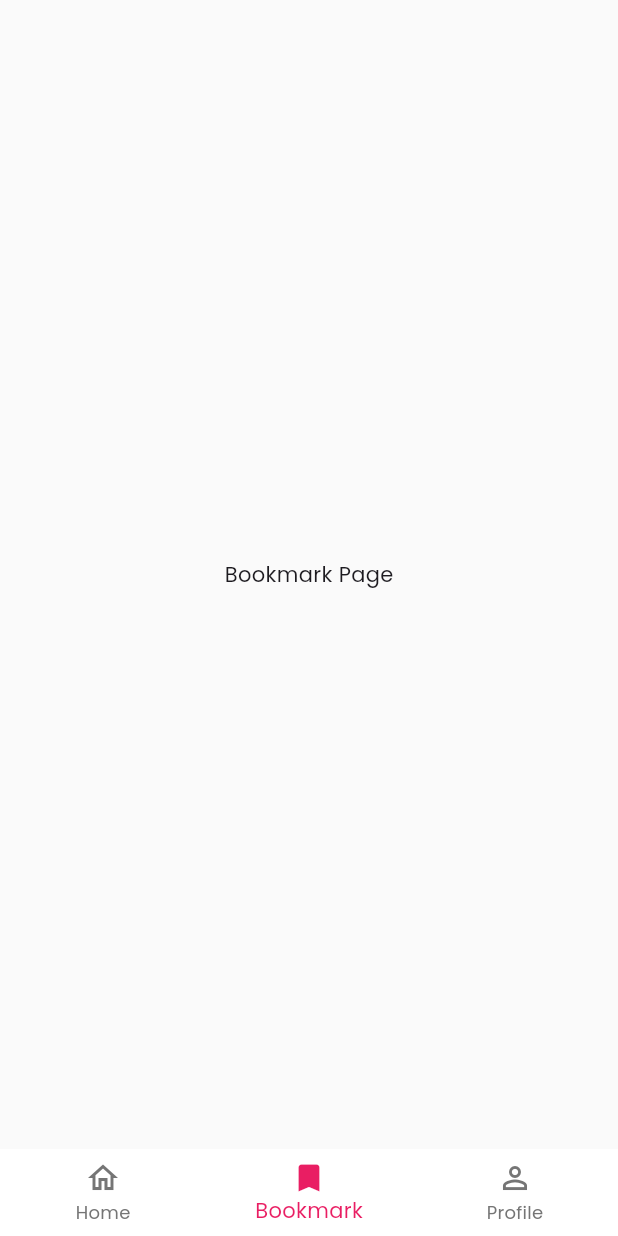
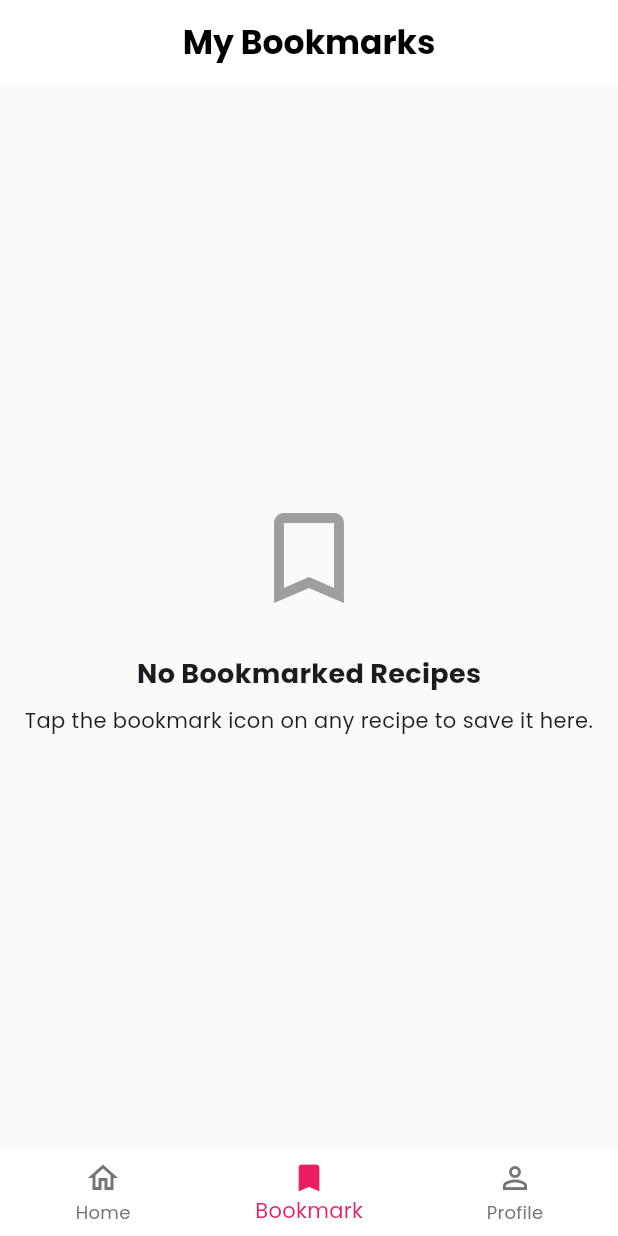
Before and after one commit to 2300016012-Ridho/Chefio_ProjectTekmob, a Flutter app: the screen it shows once a user with an empty profile is signed in, item 2 of the bottom bar chosen, on a phone screen of 412 x 824 dp. Run offline on Flutter 3.47's test engine with Material 3 defaults, Android fonts, the light colour scheme and no system bars; our stand-ins replace google_fonts, image_picker, shared_preferences, smooth_page_indicator, supabase_flutter; accounts and stored records are empty; statements that could not run were skipped.

Commit message:
Fitur Bookmark

```diff
--- a/lib/main.dart
+++ b/lib/main.dart
@@ -2,7 +2,7 @@ import 'package:flutter/material.dart';
 import 'package:google_fonts/google_fonts.dart';
 import 'package:provider/provider.dart';
 import 'package:supabase_flutter/supabase_flutter.dart';
-
+import 'package:chefio/page/DebugPage.dart';
 import 'package:chefio/services/theme_provider.dart';
 import 'package:chefio/page/GetStarted.dart';
 import 'package:chefio/page/Homepage.dart';
--- a/lib/models/recipe_model.dart
+++ b/lib/models/recipe_model.dart
@@ -23,7 +23,6 @@ class Recipe {
     this.category,
   });
 
-  // Factory constructor untuk membuat instance Recipe dari Map (data JSON)
   factory Recipe.fromJson(Map<String, dynamic> json) {
     return Recipe(
       id: json['id'] as String?,
@@ -38,7 +37,6 @@ class Recipe {
     );
   }
 
-  // Method untuk mengonversi instance Recipe menjadi Map
   Map<String, dynamic> toJson() {
     return {
       'id': id,
--- a/lib/page/Homepage.dart
+++ b/lib/page/Homepage.dart
@@ -3,6 +3,9 @@ import 'dart:async';
 import 'package:flutter/material.dart';
 import 'package:chefio/page/profilepage.dart';
 import 'package:smooth_page_indicator/smooth_page_indicator.dart';
+import 'package:chefio/page/bookmark_page.dart';
+import 'package:smooth_page_indicator/smooth_page_indicator.dart';
+
 
 class HomePage extends StatefulWidget {
   final int initialIndex;
@@ -25,12 +28,13 @@ class _HomePageState extends State<HomePage> {
     setState(() => _selectedIndex = index);
   }
 
+  // --- PERUBAHAN ADA DI BARIS INI ---
   List<Widget> get _widgetOptions => <Widget>[
         const HomeContent(),
-        const Center(child: Text('Bookmark Page')),
+        const BookmarkPage(), // <-- Menggunakan halaman Bookmark yang sebenarnya
         ProfilePage(onGoToHome: () => _onItemTapped(0)),
       ];
-
+  // --- AKHIR PERUBAHAN ---
   @override
   Widget build(BuildContext context) {
     return Scaffold(
--- /dev/null
+++ b/lib/page/bookmark_page.dart
@@ -0,0 +1,86 @@
+// lib/page/bookmark_page.dart
+
+import 'package:chefio/models/recipe_model.dart';
+import 'package:chefio/services/recipe_service.dart';
+import 'package:chefio/widgets/recipe_card.dart';
+import 'package:flutter/material.dart';
+
+class BookmarkPage extends StatefulWidget {
+  const BookmarkPage({Key? key}) : super(key: key);
+
+  @override
+  State<BookmarkPage> createState() => _BookmarkPageState();
+}
+
+class _BookmarkPageState extends State<BookmarkPage> {
+  late Future<List<Recipe>> _bookmarkedRecipesFuture;
+
+  @override
+  void initState() {
+    super.initState();
+    _loadBookmarks();
+  }
+
+  void _loadBookmarks() {
+    _bookmarkedRecipesFuture = RecipeService().getBookmarkedRecipes();
+  }
+
+  // Fungsi untuk refresh data (pull-to-refresh)
+  Future<void> _refreshData() async {
+    setState(() {
+      _loadBookmarks();
+    });
+  }
+
+  @override
+  Widget build(BuildContext context) {
+    return Scaffold(
+      appBar: AppBar(
+        title: const Text('My Bookmarks', style: TextStyle(fontWeight: FontWeight.bold)),
+        centerTitle: true,
+      ),
+      body: RefreshIndicator(
+        onRefresh: _refreshData,
+        child: FutureBuilder<List<Recipe>>(
+          future: _bookmarkedRecipesFuture,
+          builder: (context, snapshot) {
+            if (snapshot.connectionState == ConnectionState.waiting) {
+              return const Center(child: CircularProgressIndicator());
+            }
+            if (snapshot.hasError) {
+              return Center(child: Text('Error: ${snapshot.error}'));
+            }
+            if (!snapshot.hasData || snapshot.data!.isEmpty) {
+              return const Center(
+                child: Column(
+                  mainAxisAlignment: MainAxisAlignment.center,
+                  children: [
+                    Icon(Icons.bookmark_border, size: 80, color: Colors.grey),
+                    SizedBox(height: 24),
+                    Text('No Bookmarked Recipes', style: TextStyle(fontSize: 18, fontWeight: FontWeight.bold)),
+                    SizedBox(height: 8),
+                    Text('Tap the bookmark icon on any recipe to save it here.', textAlign: TextAlign.center,),
+                  ],
+                ),
+              );
+            }
+
+            final recipes = snapshot.data!;
+            return ListView.builder(
+              padding: const EdgeInsets.all(24.0),
+              itemCount: recipes.length,
+              itemBuilder: (context, index) {
+                // Memberi Key unik penting agar daftar bisa update dengan benar
+                // saat ada item yang dihapus dari bookmark
+                return RecipeCard(
+                  key: ValueKey(recipes[index].id),
+                  recipe: recipes[index]
+                );
+              },
+            );
+          },
+        ),
+      ),
+    );
+  }
+}
--- a/lib/services/recipe_service.dart
+++ b/lib/services/recipe_service.dart
@@ -10,31 +10,24 @@ class RecipeService {
   // Mengambil resep berdasarkan kategori
   Future<List<Recipe>> getRecipesByCategory(String category) async {
     try {
-      print('Fetching recipes for category: $category'); // Debug log
-
       final response = await _supabase
           .from('recipes')
           .select()
           .eq('category', category)
           .order('created_at', ascending: false);
 
-      print('Response data: $response'); // Debug log
-
-      // Konversi List<dynamic> ke List<Recipe>
       final recipes = (response as List)
           .map((data) => Recipe.fromJson(data))
           .toList();
 
-      print('Parsed recipes count: ${recipes.length}'); // Debug log
-
       return recipes;
     } catch (e) {
       print('Error fetching recipes: $e');
-      rethrow; // Lempar kembali error untuk ditangani di UI
+      rethrow;
     }
   }
 
-  // Mengambil semua resep (untuk debugging)
+  // --- FUNGSI YANG HILANG, SEKARANG DITAMBAHKAN KEMBALI ---
   Future<List<Recipe>> getAllRecipes() async {
     try {
       final response = await _supabase
@@ -49,11 +42,12 @@ class RecipeService {
       return recipes;
     } catch (e) {
       print('Error fetching all recipes: $e');
-      return [];
+      return []; // Mengembalikan list kosong jika ada error
     }
   }
+  // --- AKHIR FUNGSI YANG DITAMBAHKAN KEMBALI ---
 
-  // Menambah resep baru
+  // Menambah resep baru (implementasi dari kode Anda sebelumnya)
   Future<void> addRecipe({
     required Recipe recipe,
     required File imageFile,
@@ -64,23 +58,15 @@ class RecipeService {
     }
 
     try {
-      // 1. Unggah gambar ke Supabase Storage
       final imagePath = '${user.id}/${DateTime.now().millisecondsSinceEpoch}.jpg';
-
-      print('Uploading image to path: $imagePath'); // Debug log
-
       await _supabase.storage.from('recipeimages').upload(
             imagePath,
             imageFile,
             fileOptions: const FileOptions(cacheControl: '3600', upsert: false),
           );
 
-      // 2. Dapatkan URL publik dari gambar yang baru diunggah
       final imageUrl = _supabase.storage.from('recipeimages').getPublicUrl(imagePath);
 
-      print('Image URL: $imageUrl'); // Debug log
-
-      // 3. Siapkan data untuk dimasukkan ke tabel 'recipes'
       final recipeData = {
         'user_id': user.id,
         'title': recipe.title,
@@ -93,16 +79,53 @@ class RecipeService {
         'created_at': DateTime.now().toIso8601String(),
       };
 
-      print('Inserting recipe data: $recipeData'); // Debug log
-
-      // 4. Masukkan data ke tabel
-      final result = await _supabase.from('recipes').insert(recipeData).select();
-
-      print('Insert result: $result'); // Debug log
+      await _supabase.from('recipes').insert(recipeData).select();
 
     } catch (e) {
       print('Error adding recipe: $e');
       throw Exception('Failed to add recipe. Please try again.');
     }
   }
+
+  // --- FUNGSI BOOKMARK (TETAP ADA) ---
+
+  Future<void> addBookmark(String recipeId) async {
+    final user = _supabase.auth.currentUser;
+    if (user == null) throw Exception('User must be logged in to bookmark a recipe.');
+    await _supabase.from('bookmarks').insert({'user_id': user.id, 'recipe_id': recipeId});
+  }
+
+  Future<void> removeBookmark(String recipeId) async {
+    final user = _supabase.auth.currentUser;
+    if (user == null) throw Exception('User must be logged in to remove a bookmark.');
+    await _supabase.from('bookmarks').delete().match({'user_id': user.id, 'recipe_id': recipeId});
+  }
+
+  Future<bool> isBookmarked(String recipeId) async {
+    final user = _supabase.auth.currentUser;
+    if (user == null) return false;
+    final response = await _supabase.from('bookmarks').select('id').match({'user_id': user.id, 'recipe_id': recipeId}).limit(1);
+    return response.isNotEmpty;
+  }
+
+  Future<List<Recipe>> getBookmarkedRecipes() async {
+    final user = _supabase.auth.currentUser;
+    if (user == null) return [];
+
+    try {
+      final bookmarkResponse = await _supabase.from('bookmarks').select('recipe_id').eq('user_id', user.id);
+      if (bookmarkResponse.isEmpty) return [];
+
+      final recipeIds = bookmarkResponse.map((b) => b['recipe_id'] as String).toList();
+      if (recipeIds.isEmpty) return [];
+
+      final recipeResponse = await _supabase.from('recipes').select().filter('id', 'in', recipeIds).order('created_at', ascending: false);
+
+      final recipes = (recipeResponse as List).map((data) => Recipe.fromJson(data)).toList();
+      return recipes;
+    } catch (e) {
+      print('Error fetching bookmarked recipes: $e');
+      rethrow;
+    }
+  }
 }
```
Also changed, not shown: lib/page/DebugPage.dart (+19 -30 lines), lib/page/recipe_detail_page.dart (+66 -6 lines), lib/widgets/RecipeCard.dart (added, +160 -0 lines), lib/widgets/recipe_card.dart (+97 -17 lines), 1 other file.
